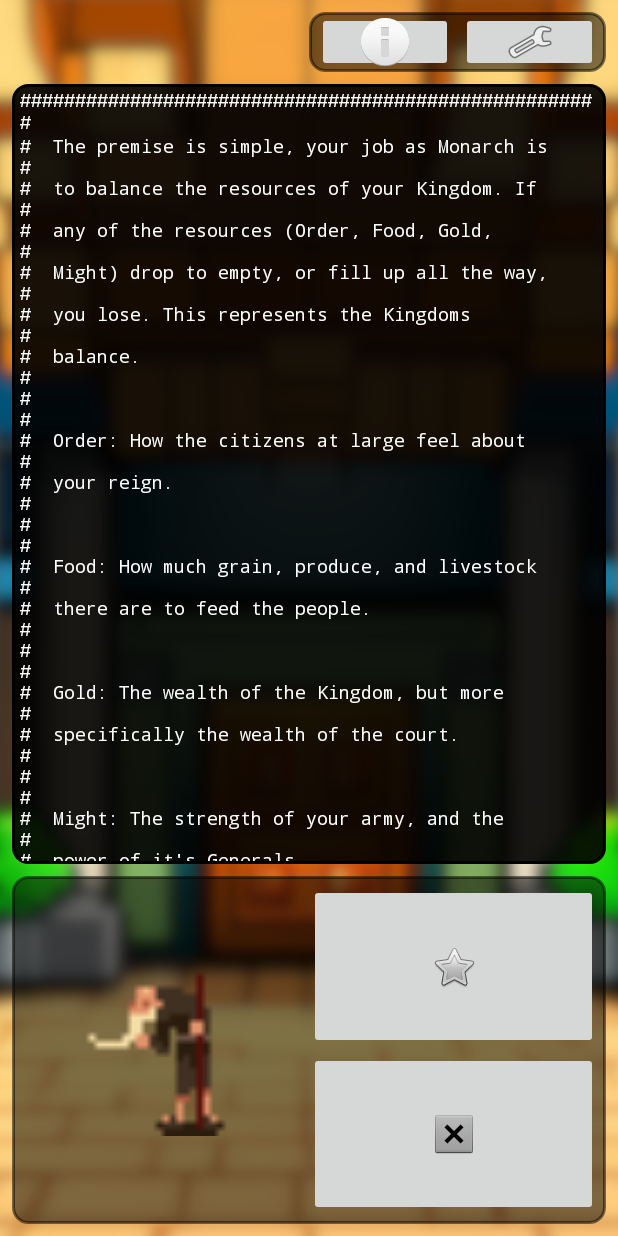
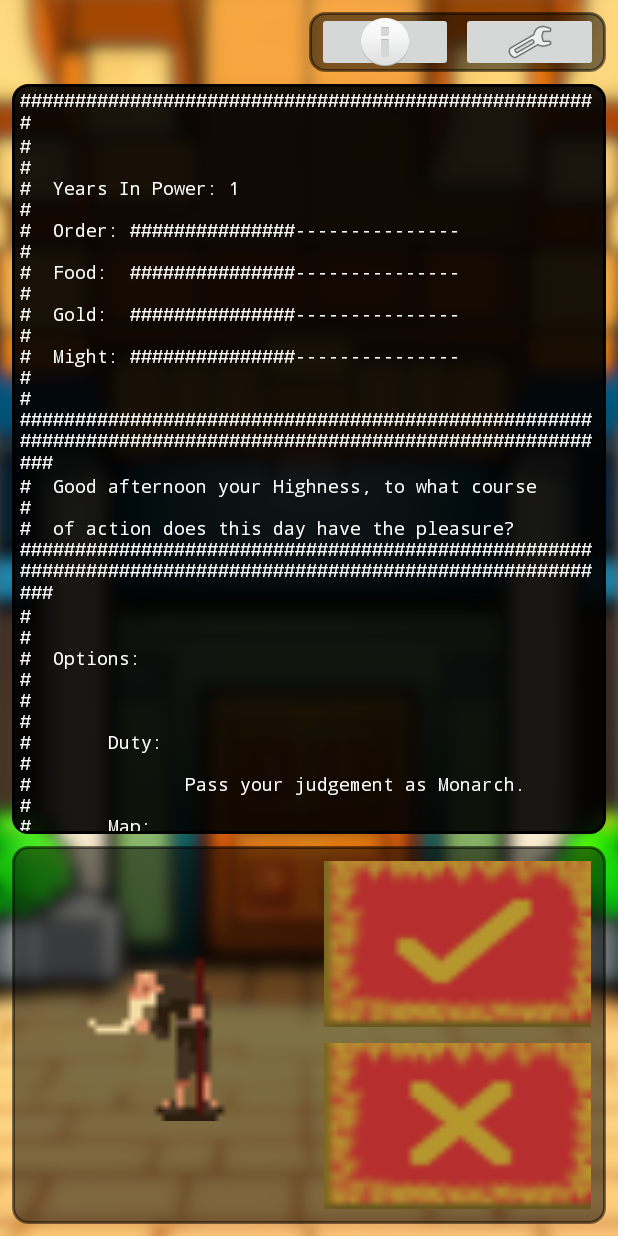
Before and after one commit to DanK-R/MiniKing, an Android app: the screen it shows after launch (MainActivity), after a tap on an icon or button, on a phone screen of 412 x 824 dp. Run offline under Robolectric (Android 15) with nearby library versions, the phone set to English and light mode, and no system bars; 3 other taps on this screen came first.

Commit message:
put the txt files into the raw folder, need to figure out accessing them later
got the on click for yes and no in asker to do the pressed button thing

designed the button temp look

tried to access txt files in Questions, doesn't work at the moment

added empty listeners for help and settings

```diff
--- a/app/src/main/java/com/example/miniking/Asker.java
+++ b/app/src/main/java/com/example/miniking/Asker.java
@@ -71,12 +71,40 @@ class Asker{
             @Override
             public void onClick(View v) {
                 answer = 1;
+                new Thread() {
+                    @Override
+                    public void run() {
+                        super.run();
+                        yesButton.setBackgroundResource(R.drawable.yes_button_pressed);
+                        try {
+                            Thread.sleep(400);
+                            yesButton.setBackgroundResource(R.drawable.yes_button_unpressed);
+                        } catch (InterruptedException e) {
+                            throw new RuntimeException(e);
+                        }
+
+                    }
+                }.start();
             }
         });
         noButton.setOnClickListener(new View.OnClickListener() {
             @Override
             public void onClick(View v) {
                 answer = 2;
+                new Thread() {
+                    @Override
+                    public void run() {
+                        super.run();
+                        noButton.setBackgroundResource(R.drawable.no_button_pressed);
+                        try {
+                            Thread.sleep(400);
+                            noButton.setBackgroundResource(R.drawable.no_button_unpressed);
+                        } catch (InterruptedException e) {
+                            throw new RuntimeException(e);
+                        }
+
+                    }
+                }.start();
             }
         });
 
--- a/app/src/main/java/com/example/miniking/Help.java
+++ b/app/src/main/java/com/example/miniking/Help.java
@@ -32,8 +32,9 @@ class Help {
 
         DrawScene.open(display);
         if(res == null) {
-            Printer.printyBox("Hello and welcome to the game!");
+            Printer.printyBox("Hello and welcome to the game!", display);
         }
+        Printer.printyBox("", display);
         Printer.printyBox(
             "The premise is simple, your job as Monarch is to balance the resources of your Kingdom. If any of the resources (Order, Food, Gold, Might) drop to empty, or fill up all the way, you lose. This represents the Kingdoms balance."
         , display);
--- a/app/src/main/java/com/example/miniking/MainActivity.java
+++ b/app/src/main/java/com/example/miniking/MainActivity.java
@@ -30,6 +30,22 @@ public class MainActivity extends AppCompatActivity{
 
         ImageButton yesButton = findViewById(R.id.yesButton);
         ImageButton noButton = findViewById(R.id.noButton);
+        ImageButton helpButton = findViewById(R.id.helpButton);
+        ImageButton settingsButton = findViewById(R.id.settingsButton);
+
+        helpButton.setOnClickListener(new View.OnClickListener() {
+            @Override
+            public void onClick(View v) {
+                //open the help view again
+            }
+        });
+
+        settingsButton.setOnClickListener(new View.OnClickListener() {
+            @Override
+            public void onClick(View v) {
+                //open settings page
+            }
+        });
 
 
         TextView display = (TextView) findViewById(R.id.dialogTextView);
--- a/app/src/main/java/com/example/miniking/MenuAsker.java
+++ b/app/src/main/java/com/example/miniking/MenuAsker.java
@@ -122,6 +122,6 @@ class MenuAsker {
          */
         DrawScene.close(display);
 
-        Printer.printyBox("#  " + "Your Reply: ", display);
+        Printer.printyBox("Your Reply: ", display);
     }
 }
--- a/app/src/main/java/com/example/miniking/Questions.java
+++ b/app/src/main/java/com/example/miniking/Questions.java
@@ -24,7 +24,7 @@ class Questions {
 
         //parse the data from MainList into questions and shuffle
         try {
-            File file = new File("Tomes/MainList.txt");
+            File file = new File(String.valueOf(R.raw.main_list));
             Scanner scnr = new Scanner(file);
             while(scnr.hasNextLine()) {
                 String data = scnr.nextLine();
@@ -52,7 +52,7 @@ class Questions {
 
         //parse the data from MainList into questions
         try {
-            File file = new File("Tomes/MainList.txt");
+            File file = new File(String.valueOf(R.raw.main_list));
             Scanner scnr = new Scanner(file);
             int i = 0;
             while (scnr.hasNextLine()) {
@@ -292,7 +292,7 @@ class Questions {
         //add the religion questions to templist if religionFlag is raised
         if(religionFlag) {
             try {
-                File file = new File("Tomes/ReligionList.txt");
+                File file = new File(String.valueOf(R.raw.religion_list));
                 Scanner scnr = new Scanner(file);
                 while (scnr.hasNextLine()) {
                     String data = scnr.nextLine();
--- a/app/src/main/res/layout/activity_main.xml
+++ b/app/src/main/res/layout/activity_main.xml
@@ -52,7 +52,7 @@
                 android:orientation="horizontal">
 
                 <ImageButton
-                    android:id="@+id/help_button"
+                    android:id="@+id/helpButton"
                     android:layout_width="wrap_content"
                     android:layout_height="wrap_content"
                     android:layout_weight="1"
@@ -61,7 +61,7 @@
                     app:srcCompat="@android:drawable/ic_dialog_info" />
 
                 <ImageButton
-                    android:id="@+id/settings_button"
+                    android:id="@+id/settingsButton"
                     android:layout_width="wrap_content"
                     android:layout_height="wrap_content"
                     android:layout_weight="1"
@@ -80,12 +80,12 @@
         <TextView
             android:id="@+id/dialogTextView"
             android:layout_width="match_parent"
-            android:layout_height="520dp"
+            android:layout_height="500dp"
             android:background="@drawable/rounded_edges_dark"
             android:fontFamily="monospace"
             android:paddingLeft="5dp"
+            android:paddingTop="2dp"
             android:paddingRight="5dp"
-            android:paddingTop="2dp"
             android:paddingBottom="2dp"
             android:text="@string/DialogBox"
             android:textAlignment="viewStart"
@@ -125,24 +125,26 @@
                     android:id="@+id/yesButton"
                     android:layout_width="match_parent"
                     android:layout_height="match_parent"
-                    android:layout_marginTop="5dp"
-                    android:layout_marginRight="5dp"
+                    android:layout_marginTop="10dp"
+                    android:layout_marginBottom="5dp"
+                    android:layout_marginRight="10dp"
+                    android:layout_marginLeft="10dp"
                     android:layout_weight="1"
-                    app:srcCompat="@android:drawable/btn_star" />
-
-                <Space
-                    android:layout_width="match_parent"
-                    android:layout_height="2dp"
-                    android:layout_weight="0" />
+                    android:background="@drawable/yes_button_unpressed" />
 
                 <ImageButton
                     android:id="@+id/noButton"
                     android:layout_width="match_parent"
                     android:layout_height="match_parent"
-                    android:layout_marginRight="5dp"
-                    android:layout_marginBottom="5dp"
+                    android:layout_marginLeft="10dp"
+                    android:layout_marginTop="5dp"
+                    android:layout_marginRight="10dp"
+                    android:layout_marginBottom="10dp"
                     android:layout_weight="1"
-                    app:srcCompat="@android:drawable/btn_dialog" />
+                    android:background="@drawable/no_button_unpressed"
+                    android:scaleType="center"
+                    android:scaleX="1"
+                    android:scaleY="1"/>
             </LinearLayout>
         </LinearLayout>
     </LinearLayout>
--- /dev/null
+++ b/app/src/main/res/raw/wizard_list.txt
@@ -0,0 +1 @@
+Your Majesty, I come to you regarding the wizard abroad in our kingdom. If action is not taken to remove him from our land, we risk the safety and security of our citizens. This wizard has been known to dabble in dark magics and has already caused harm to several peasants. We cannot risk his continued presence in our lands and urge you to take swift action to ensure the protection of our people.@placeholder@placeholder@@
```
Also changed, not shown: app/src/main/res/raw/main_list.txt (added, +11 -0 lines), app/src/main/res/raw/plan.txt (added, +16 -0 lines), app/src/main/res/raw/religion_list.txt (added, +7 -0 lines), app/src/main/res/drawable/no_button_pressed.png (added), app/src/main/res/drawable/no_button_unpressed.png (added), app/src/main/res/drawable/yes_button_pressed.png (added), app/src/main/res/drawable/yes_button_unpressed.png (added).
